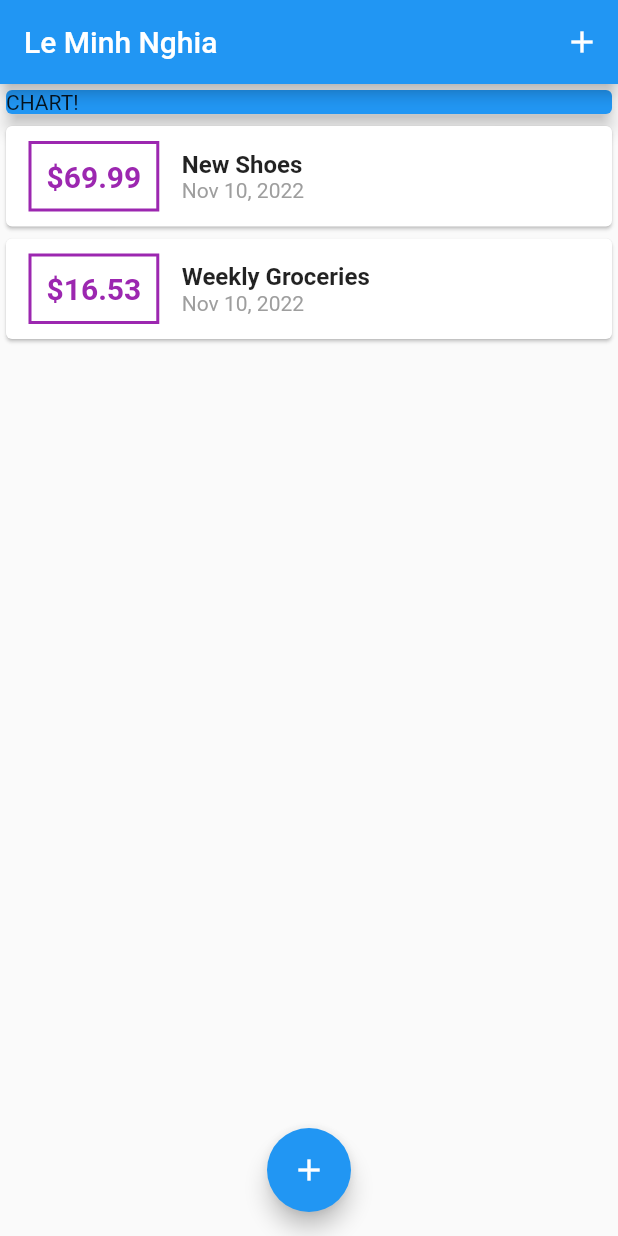
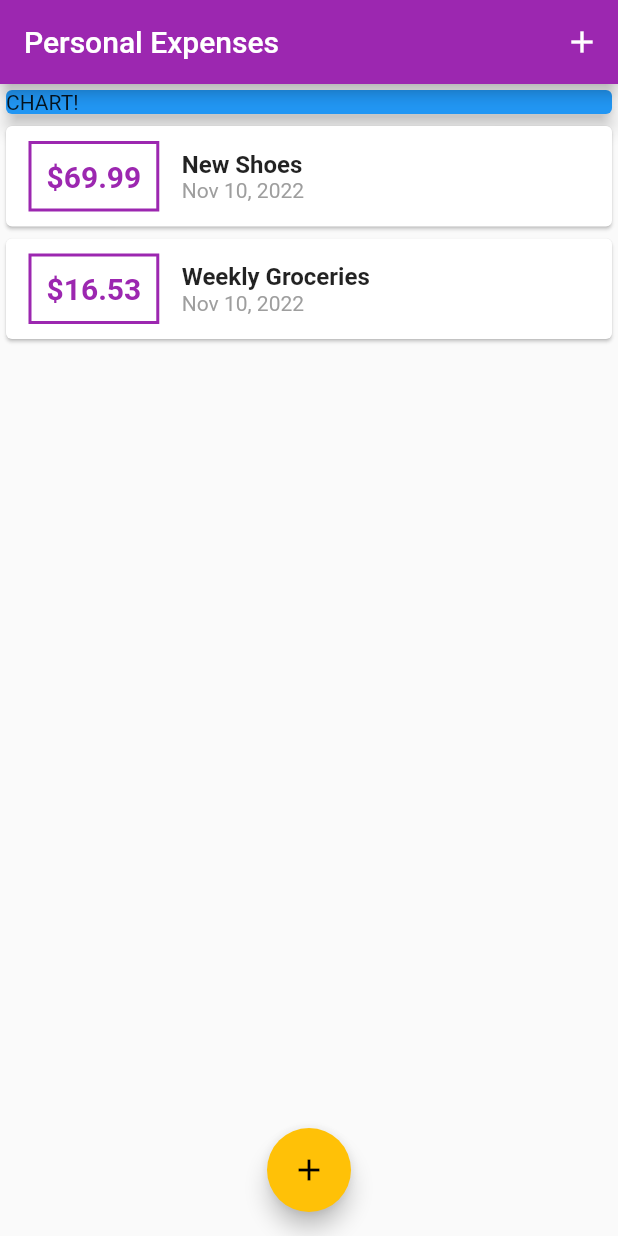
Before and after one commit to nghialmgcd201527/money-expense-udemy, a Flutter app: the screen it shows after launch, on a phone screen of 412 x 824 dp. Run offline on Flutter 3.47's test engine with Material 2 defaults, Android fonts, the phone set to English and light mode, and no system bars.

Commit message:
lecture 96

```diff
--- a/lib/main.dart
+++ b/lib/main.dart
@@ -10,7 +10,11 @@ class MyApp extends StatelessWidget {
   @override
   Widget build(BuildContext context) {
     return MaterialApp(
-      title: 'Flutter App',
+      title: 'Personal Expenses',
+      theme: ThemeData(
+        primarySwatch: Colors.purple,
+        accentColor: Colors.amber,
+      ),
       home: MyHomePage(),
     );
   }
@@ -67,7 +71,7 @@ class _MyHomePageState extends State<MyHomePage> {
   Widget build(BuildContext context) {
     return Scaffold(
       appBar: AppBar(
-        title: Text('Le Minh Nghia'),
+        title: Text('Personal Expenses'),
         actions: <Widget>[
           IconButton(
             icon: Icon(Icons.add),
--- a/lib/widgets/transaction_list.dart
+++ b/lib/widgets/transaction_list.dart
@@ -23,7 +23,7 @@ class TransactionList extends StatelessWidget {
                 ),
                 decoration: BoxDecoration(
                   border: Border.all(
-                    color: Colors.purple,
+                    color: Theme.of(context).primaryColor,
                     width: 2,
                   ),
                 ),
@@ -33,7 +33,7 @@ class TransactionList extends StatelessWidget {
                   style: TextStyle(
                     fontWeight: FontWeight.bold,
                     fontSize: 20,
-                    color: Colors.purple,
+                    color: Theme.of(context).primaryColor,
                   ),
                 ),
               ),
```
